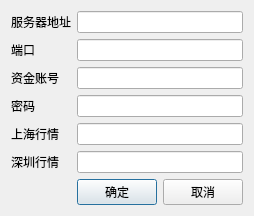
Above: dev/easytrader/login.ui from unit-xx/xfiles before the change. Below: the same form after it.
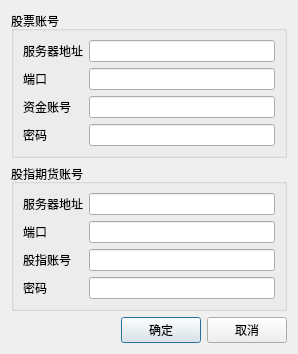
That is the form after the change.

Diff of the .ui file:
```diff
--- a/dev/easytrader/login.ui
+++ b/dev/easytrader/login.ui
@@ -6,8 +6,8 @@
    <rect>
     <x>0</x>
     <y>0</y>
-    <width>240</width>
-    <height>197</height>
+    <width>298</width>
+    <height>313</height>
    </rect>
   </property>
   <property name="sizePolicy">
@@ -23,79 +23,116 @@
    <bool>false</bool>
   </property>
   <layout class="QGridLayout" name="gridLayout">
+   <item row="0" column="0" colspan="3">
+    <widget class="QGroupBox" name="groupBox">
+     <property name="title">
+      <string>股票账号</string>
+     </property>
+     <layout class="QFormLayout" name="formLayout">
    <item row="0" column="0">
-    <widget class="QLabel" name="label">
+       <widget class="QLabel" name="label_9">
      <property name="text">
       <string>服务器地址</string>
      </property>
     </widget>
    </item>
-   <item row="0" column="1" colspan="2">
+      <item row="0" column="1">
     <widget class="QLineEdit" name="servaddr"/>
    </item>
    <item row="1" column="0">
-    <widget class="QLabel" name="label_2">
+       <widget class="QLabel" name="label_10">
      <property name="text">
       <string>端口</string>
      </property>
     </widget>
    </item>
-   <item row="1" column="1" colspan="2">
+      <item row="1" column="1">
     <widget class="QLineEdit" name="servport"/>
    </item>
    <item row="2" column="0">
-    <widget class="QLabel" name="label_3">
+       <widget class="QLabel" name="label_8">
      <property name="text">
       <string>资金账号</string>
      </property>
     </widget>
    </item>
-   <item row="2" column="1" colspan="2">
+      <item row="2" column="1">
     <widget class="QLineEdit" name="account"/>
    </item>
    <item row="3" column="0">
-    <widget class="QLabel" name="label_4">
+       <widget class="QLabel" name="label_7">
      <property name="text">
       <string>密码</string>
      </property>
     </widget>
    </item>
-   <item row="3" column="1" colspan="2">
+      <item row="3" column="1">
     <widget class="QLineEdit" name="passwd">
      <property name="echoMode">
       <enum>QLineEdit::Password</enum>
      </property>
     </widget>
    </item>
-   <item row="4" column="0">
-    <widget class="QLabel" name="label_5">
+     </layout>
+    </widget>
+   </item>
+   <item row="1" column="0" colspan="3">
+    <widget class="QGroupBox" name="groupBox_2">
+     <property name="title">
+      <string>股指期货账号</string>
+     </property>
+     <layout class="QFormLayout" name="formLayout_2">
+      <property name="fieldGrowthPolicy">
+       <enum>QFormLayout::AllNonFixedFieldsGrow</enum>
+      </property>
+      <item row="0" column="0">
+       <widget class="QLabel" name="label_13">
      <property name="text">
-      <string>上海行情</string>
+         <string>服务器地址</string>
      </property>
     </widget>
    </item>
-   <item row="4" column="1" colspan="2">
-    <widget class="QLineEdit" name="shdbfn">
-     <property name="echoMode">
-      <enum>QLineEdit::Normal</enum>
+      <item row="0" column="1">
+       <widget class="QLineEdit" name="servaddr_jsd"/>
+      </item>
+      <item row="1" column="0">
+       <widget class="QLabel" name="label_11">
+        <property name="text">
+         <string>端口</string>
      </property>
     </widget>
    </item>
-   <item row="5" column="0">
-    <widget class="QLabel" name="label_6">
+      <item row="1" column="1">
+       <widget class="QLineEdit" name="servport_jsd"/>
+      </item>
+      <item row="2" column="0">
+       <widget class="QLabel" name="label_14">
      <property name="text">
-      <string>深圳行情</string>
+         <string>股指账号</string>
      </property>
     </widget>
    </item>
-   <item row="5" column="1" colspan="2">
-    <widget class="QLineEdit" name="szdbfn">
+      <item row="2" column="1">
+       <widget class="QLineEdit" name="account_jsd"/>
+      </item>
+      <item row="3" column="0">
+       <widget class="QLabel" name="label_12">
+        <property name="text">
+         <string>密码</string>
+        </property>
+       </widget>
+      </item>
+      <item row="3" column="1">
+       <widget class="QLineEdit" name="passwd_jsd">
      <property name="echoMode">
-      <enum>QLineEdit::Normal</enum>
+         <enum>QLineEdit::Password</enum>
      </property>
     </widget>
    </item>
-   <item row="6" column="0">
+     </layout>
+    </widget>
+   </item>
+   <item row="2" column="0">
     <spacer name="horizontalSpacer">
      <property name="orientation">
       <enum>Qt::Horizontal</enum>
@@ -108,14 +145,14 @@
      </property>
     </spacer>
    </item>
-   <item row="6" column="1">
+   <item row="2" column="1">
     <widget class="QPushButton" name="ok">
      <property name="text">
       <string>确定</string>
      </property>
     </widget>
    </item>
-   <item row="6" column="2">
+   <item row="2" column="2">
     <widget class="QPushButton" name="cancel">
      <property name="text">
       <string>取消</string>
```
Lines whose indentation alone changed are shown as unchanged.
